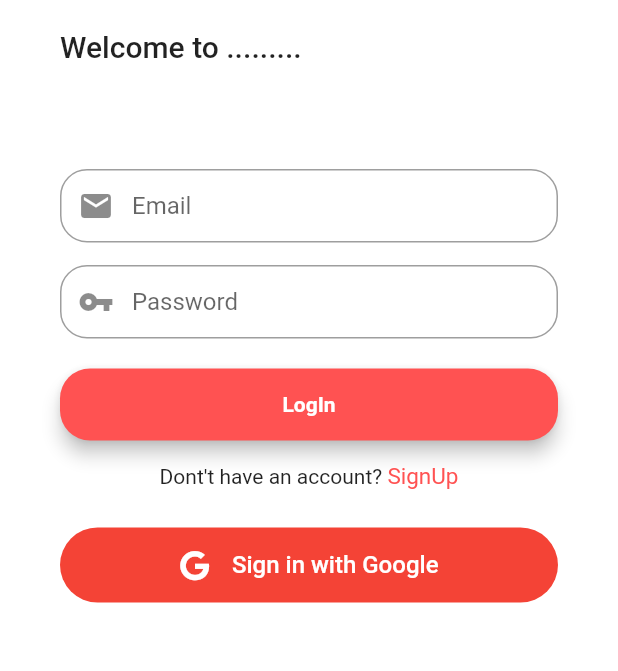
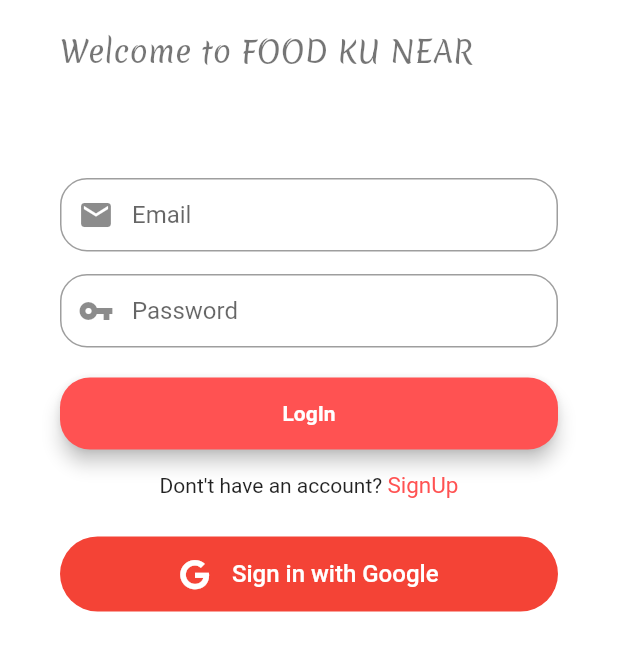
Before and after one commit to MKBenjie/groupm_food_ku_near, a Flutter app: the screen it shows after launch, on a phone screen of 412 x 824 dp, the part 164-835 px from its top. Run offline on Flutter 3.47's test engine with Material 2 defaults, Android fonts, the phone set to English and light mode, and no system bars; drawn by our look-alikes of rounded_loading_button; our stand-ins replace cloud_firestore, connectivity_plus, firebase_auth, firebase_core, flutter_spinkit, fluttertoast and 3 more; missing offline and left inert: flutterwave_standard; accounts and stored records are empty.

```diff
--- a/recesslibpjt/lib/screens/login_screen.dart
+++ b/recesslibpjt/lib/screens/login_screen.dart
@@ -24,8 +24,8 @@ class _LogInScreenState extends State<LogInScreen> {
   final RoundedLoadingButtonController googleController =
       RoundedLoadingButtonController();
   final _formKey = GlobalKey<FormState>();
-  final TextEditingController emailController = new TextEditingController();
-  final TextEditingController passwordController = new TextEditingController();
+  final TextEditingController emailController = TextEditingController();
+  final TextEditingController passwordController = TextEditingController();
   final _auth = FirebaseAuth.instance;
   @override
   Widget build(BuildContext context) {
@@ -47,8 +47,8 @@ class _LogInScreenState extends State<LogInScreen> {
       },
       textInputAction: TextInputAction.next,
       decoration: InputDecoration(
-        prefixIcon: Icon(Icons.mail),
-        contentPadding: EdgeInsets.fromLTRB(20, 15, 20, 15),
+        prefixIcon: const Icon(Icons.mail),
+        contentPadding: const EdgeInsets.fromLTRB(20, 15, 20, 15),
         hintText: 'Email',
         border: OutlineInputBorder(borderRadius: BorderRadius.circular(18)),
       ),
@@ -59,7 +59,7 @@ class _LogInScreenState extends State<LogInScreen> {
       controller: passwordController,
       obscureText: true,
       validator: (value) {
-        RegExp regex = new RegExp(r'^.{6,}$');
+        RegExp regex =  RegExp(r'^.{6,}$');
         if (value!.isEmpty) {
           return ("A Password is required for login");
         }
@@ -72,8 +72,8 @@ class _LogInScreenState extends State<LogInScreen> {
       },
       textInputAction: TextInputAction.done,
       decoration: InputDecoration(
-        prefixIcon: Icon(Icons.vpn_key),
-        contentPadding: EdgeInsets.fromLTRB(20, 15, 20, 15),
+        prefixIcon: const Icon(Icons.vpn_key),
+        contentPadding: const EdgeInsets.fromLTRB(20, 15, 20, 15),
         hintText: 'Password',
         border: OutlineInputBorder(borderRadius: BorderRadius.circular(18)),
       ),
@@ -88,7 +88,7 @@ class _LogInScreenState extends State<LogInScreen> {
           logIn(emailController.text, passwordController.text);
         },
         minWidth: MediaQuery.of(context).size.width,
-        child: Text(
+        child: const Text(
           'LogIn',
           textAlign: TextAlign.center,
           style: TextStyle(
@@ -127,10 +127,13 @@ class _LogInScreenState extends State<LogInScreen> {
                       const SizedBox(
                         height: 20,
                       ),
-                      Text(
-                        "Welcome to .........",
+                      const Text(
+                        "Welcome to FOOD KU NEAR",
                         style: TextStyle(
-                            fontSize: 20, fontWeight: FontWeight.w500),
+                            fontSize: 20, fontWeight: FontWeight.w500,
+                            fontFamily: 'Merienda',
+                            color: Colors.black54,
+                            ),
                       ),
 
                     ],
@@ -148,15 +151,15 @@ class _LogInScreenState extends State<LogInScreen> {
                           child: Column(
                             children: [
                               emailField,
-                              SizedBox(
+                              const SizedBox(
                                 height: 15,
                               ),
                               passwordField,
-                              SizedBox(
+                              const SizedBox(
                                 height: 20,
                               ),
                               logInButton,
-                              SizedBox(
+                              const SizedBox(
                                 height: 15,
                               ),
                               Row(
@@ -167,7 +170,7 @@ class _LogInScreenState extends State<LogInScreen> {
                                     onTap: () {
                                       nextScreen(context, RegistrationScreen());
                                     },
-                                    child: Text(
+                                    child: const Text(
                                       "SignUp",
                                       style: TextStyle(
                                         color: Colors.redAccent,
@@ -185,7 +188,7 @@ class _LogInScreenState extends State<LogInScreen> {
                     ),
                   ],
                 ),
-                SizedBox(
+                const SizedBox(
                   height: 25,
                 ),
 
```
Also changed, not shown: recesslibpjt/lib/screens/home_screen.dart (+22 -3 lines), recesslibpjt/lib/screens/my_drawer_header.dart (+6 -5 lines), recesslibpjt/lib/screens/registration_screen.dart (+18 -13 lines), recesslibpjt/lib/screens/sold_at.dart (+52 -29 lines), recesslibpjt/pubspec.yaml (+8 -6 lines), recesslibpjt/fonts/IndieFlower-Regular.ttf (added), recesslibpjt/fonts/Merienda-Regular.ttf (added).
